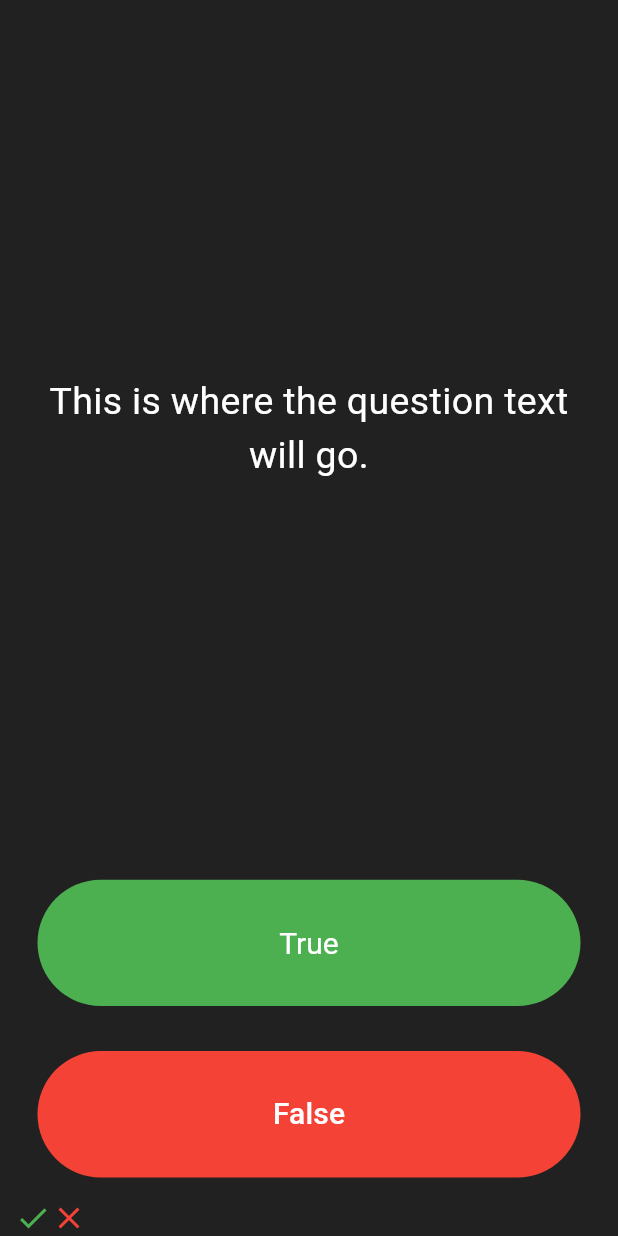
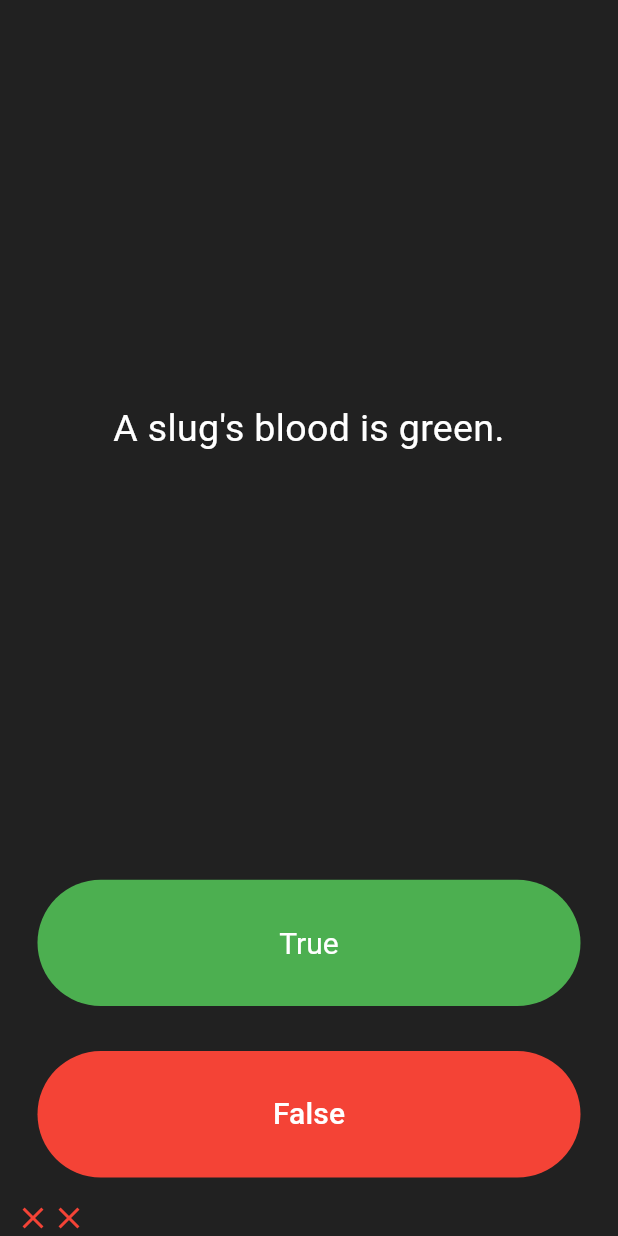
Before and after one commit to thisaraganhewa/quiz_app, a Flutter app: the screen it shows after launch, after a tap on "True", after a tap on "False", on a phone screen of 412 x 824 dp. Run offline on Flutter 3.47's test engine with Material 3 defaults, Android fonts, the phone set to English and light mode, and no system bars.

Commit message:
added new question and added method check answers

```diff
--- a/lib/main.dart
+++ b/lib/main.dart
@@ -1,3 +1,5 @@
+import 'dart:math';
+
 import 'package:flutter/material.dart';
 
 void main() => runApp(Quizzler());
@@ -31,6 +33,43 @@ class QuizPage extends StatefulWidget {
 class _QuizPageState extends State<QuizPage> {
 
   List<Icon> scoreKeeper = [];
+  List<String> questions = [
+    'You can lead a cow down stairs but not up stairs.',
+    'Approximately one quarter of human bones are in the feet.',
+    'A slug\'s blood is green.',
+  ];
+  List<bool> answers = [
+    false, true, true
+  ];
+
+  int questionNumber = 0;
+
+
+  void checkAnswers( bool answer ){
+
+    if( answer == answers[questionNumber] ){
+
+      setState(() {
+        scoreKeeper.add(const Icon(
+          Icons.check,
+          color: Colors.green,
+        ),);
+        ++questionNumber;
+      });
+
+    }
+    else{
+      setState(() {
+        scoreKeeper.add(const Icon(
+          Icons.close,
+          color: Colors.red,
+        ),);
+        ++questionNumber;
+      });
+    }
+
+  }
+
 
   @override
   Widget build(BuildContext context) {
@@ -38,15 +77,15 @@ class _QuizPageState extends State<QuizPage> {
       mainAxisAlignment: MainAxisAlignment.spaceBetween,
       crossAxisAlignment: CrossAxisAlignment.stretch,
       children: <Widget>[
-        const Expanded(
+        Expanded(
           flex: 5,
           child: Padding(
-            padding: EdgeInsets.all(10.0),
+            padding: const EdgeInsets.all(10.0),
             child: Center(
               child: Text(
-                'This is where the question text will go.',
+                questions[questionNumber],
                 textAlign: TextAlign.center,
-                style: TextStyle(
+                style: const TextStyle(
                   fontSize: 25.0,
                   color: Colors.white,
                 ),
@@ -75,12 +114,7 @@ class _QuizPageState extends State<QuizPage> {
                 ),
               ),
               onPressed: () {
-                setState(() {
-                  scoreKeeper.add(const Icon(
-                    Icons.check,
-                    color: Colors.green,
-                  ),);
-                });
+                checkAnswers(true);
               },
             ),
           ),
@@ -100,12 +134,7 @@ class _QuizPageState extends State<QuizPage> {
                 ),
               ),
               onPressed: () {
-                setState(() {
-                  scoreKeeper.add(const Icon(
-                    Icons.close,
-                    color: Colors.red,
-                  ),);
-                });
+                checkAnswers(false);
               },
             ),
           ),
```
